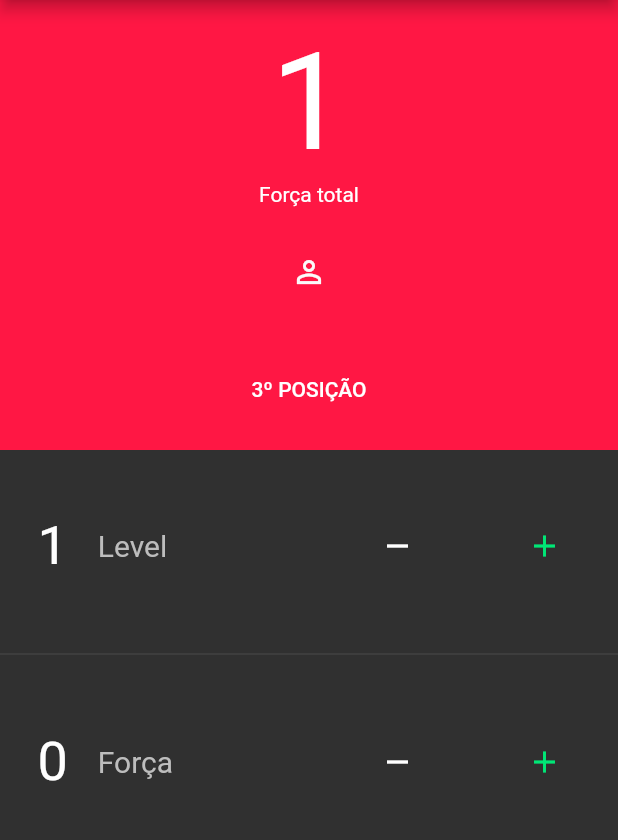
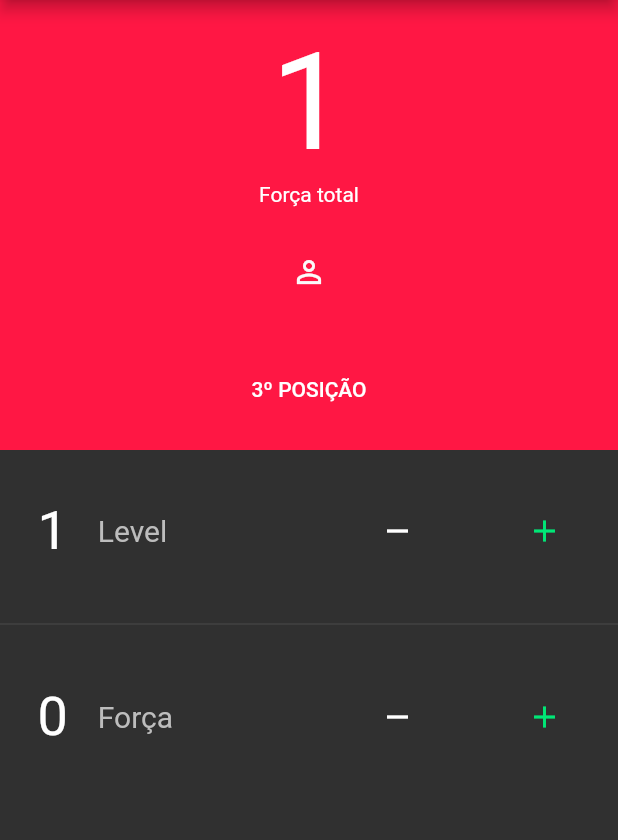
Before and after one commit to MayaraFreitas/munchkin, a Flutter app: the screen it shows after launch, on a phone screen of 412 x 824 dp, the part 84-924 px from its top. Run offline on Flutter 3.47's test engine with Material 2 defaults, Android fonts, the phone set to English and light mode, and no system bars.

```diff
--- a/lib/views/score_page.dart
+++ b/lib/views/score_page.dart
@@ -98,7 +98,7 @@ class _ScorePageState extends State<ScorePage> {
 
   Widget _scoreActionListItem(int value, String label, String nomeCampo){
     return Padding(
-      padding: EdgeInsets.only(top: 40.0, bottom: 40.0, left: 25.0, right: 25.0),
+      padding: EdgeInsets.only(top: 30.0, bottom: 30.0, left: 25.0, right: 25.0),
       child:Row(
         mainAxisAlignment: MainAxisAlignment.spaceBetween,
         children: <Widget>[
@@ -175,6 +175,7 @@ class _ScorePageState extends State<ScorePage> {
   @override
   Widget build(BuildContext context) {
     return Scaffold(
+      resizeToAvoidBottomPadding: false,
       appBar: AppBar(
         backgroundColor: Colors.grey[900],
         title: Text("Munchkin", style: TextStyle(color: Colors.grey[50])),
@@ -187,7 +188,7 @@ class _ScorePageState extends State<ScorePage> {
         )
       ],
       ),
-      body: _scorePage(), // This trailing comma makes auto-formatting nicer for build methods.
+      body: SingleChildScrollView(child:  _scorePage(),), // This trailing comma makes auto-formatting nicer for build methods.
     );
   }
 }
```
